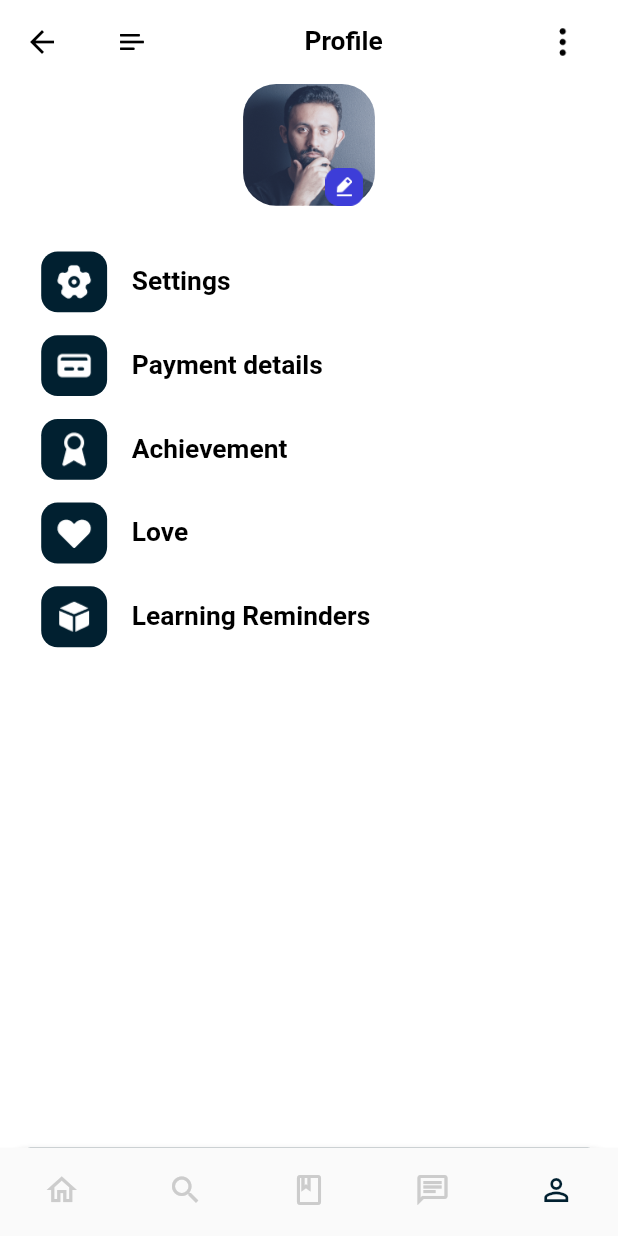
After one commit to uzaircode/bloc_tuto_course_app, a Flutter app: the ApplicationPage screen opened by its route, item 5 of the bottom bar chosen, on a phone screen of 412 x 824 dp. The commit adds this screen. Run offline on Flutter 3.47's test engine with Material 2 defaults, Android fonts, the phone set to English and light mode, and no system bars; our stand-ins replace cloud_firestore, dots_indicator, firebase_auth, firebase_core, flutter_bloc, flutter_screenutil and 2 more; accounts and stored records are empty.

Commit message:
Create UI Profile Pages

```diff
--- a/lib/pages/application/widgets/application_widgets.dart
+++ b/lib/pages/application/widgets/application_widgets.dart
@@ -2,6 +2,7 @@ import 'package:flutter/material.dart';
 import 'package:flutter/widgets.dart';
 import 'package:yt_ulearning/common/values/colors.dart';
 import 'package:yt_ulearning/pages/home/home_page.dart';
+import 'package:yt_ulearning/pages/profile/profile_page.dart';
 
 Widget buildPage(int index) {
   List<Widget> _widget = [
@@ -9,7 +10,7 @@ Widget buildPage(int index) {
     const Center(child: Text("Search")),
     const Center(child: Text("Course")),
     const Center(child: Text("Chat")),
-    const Center(child: Text("Profile")),
+    const ProfilePage(),
   ];
   return _widget[index];
 }
--- a/lib/pages/home/widgets/home_page_widgets.dart
+++ b/lib/pages/home/widgets/home_page_widgets.dart
@@ -19,17 +19,11 @@ AppBar buildAppBar() {
             height: 12.h,
             child: Image.asset("assets/icons/menu.png"),
           ),
-          GestureDetector(
-            child: Container(
-              width: 40.w,
-              height: 40.h,
-              decoration: const BoxDecoration(
-                image: DecorationImage(
-                  image: AssetImage("assets/icons/person.png"),
-                ),
-              ),
-            ),
-          )
+          SizedBox(
+            width: 24.w,
+            height: 24.h,
+            child: Image.asset("assets/icons/person.png"),
+          ),
         ],
       ),
     ),
--- /dev/null
+++ b/lib/pages/profile/profile_page.dart
@@ -0,0 +1,35 @@
+import 'package:flutter/material.dart';
+import 'package:flutter_screenutil/flutter_screenutil.dart';
+import 'package:yt_ulearning/pages/profile/widgets/profile_widgets.dart';
+
+class ProfilePage extends StatefulWidget {
+  const ProfilePage({super.key});
+
+  @override
+  State<ProfilePage> createState() => _ProfilePageState();
+}
+
+class _ProfilePageState extends State<ProfilePage> {
+  @override
+  Widget build(BuildContext context) {
+    return Scaffold(
+      backgroundColor: Colors.white,
+      appBar: buildAppBar(),
+      body: SingleChildScrollView(
+        child: SizedBox(
+          width: MediaQuery.of(context).size.width,
+          child: Column(
+            children: [
+              profileIconAndEditButton(),
+              SizedBox(height: 30.h),
+              Padding(
+                padding: EdgeInsets.only(left: 25.w),
+                child: buildListView(),
+              ),
+            ],
+          ),
+        ),
+      ),
+    );
+  }
+}
--- /dev/null
+++ b/lib/pages/profile/widgets/profile_widgets.dart
@@ -0,0 +1,103 @@
+import 'package:flutter/material.dart';
+import 'package:flutter_screenutil/flutter_screenutil.dart';
+import 'package:yt_ulearning/common/values/colors.dart';
+
+AppBar buildAppBar() {
+  return AppBar(
+    title: Container(
+      margin: EdgeInsets.only(left: 7.w, right: 7.w),
+      child: Row(
+        mainAxisAlignment: MainAxisAlignment.spaceBetween,
+        children: [
+          SizedBox(
+            width: 15.w,
+            height: 12.h,
+            child: Image.asset("assets/icons/menu.png"),
+          ),
+          Text(
+            'Profile',
+            style: TextStyle(
+              color: AppColors.primaryText,
+              fontSize: 16.sp,
+              fontWeight: FontWeight.bold,
+            ),
+          ),
+          SizedBox(
+            width: 24.w,
+            height: 24.h,
+            child: Image.asset("assets/icons/more-vertical.png"),
+          ),
+        ],
+      ),
+    ),
+  );
+}
+
+Widget profileIconAndEditButton() {
+  return Container(
+    alignment: Alignment.bottomRight,
+    padding: EdgeInsets.only(right: 6.w),
+    width: 80.w,
+    height: 80.h,
+    decoration: BoxDecoration(
+      borderRadius: BorderRadius.circular(20.w),
+      image: const DecorationImage(
+        image: AssetImage("assets/icons/headpic.png"),
+        fit: BoxFit.cover,
+      ),
+    ),
+    child: Image(
+      width: 25.w,
+      height: 25.h,
+      image: const AssetImage("assets/icons/edit_3.png"),
+    ),
+  );
+}
+
+var imagesInfo = <String, String>{
+  'Settings': 'settings.png',
+  'Payment details': 'credit-card.png',
+  'Achievement': 'award.png',
+  'Love': 'heart(1).png',
+  'Learning Reminders': 'cube.png',
+};
+
+Widget buildListView() {
+  return Column(
+    children: [
+      ...List.generate(
+        imagesInfo.length,
+        (index) => GestureDetector(
+          onTap: () {},
+          child: Container(
+            margin: EdgeInsets.only(bottom: 15.h),
+            child: Row(
+              children: [
+                Container(
+                  width: 40.w,
+                  height: 40.h,
+                  padding: const EdgeInsets.all(7.0),
+                  decoration: BoxDecoration(
+                    borderRadius: BorderRadius.circular(10.w),
+                    color: AppColors.primaryElement,
+                  ),
+                  child: Image.asset(
+                      "assets/icons/${imagesInfo.values.elementAt(index)}"),
+                ),
+                SizedBox(width: 15.w),
+                Text(
+                  imagesInfo.keys.elementAt(index),
+                  style: TextStyle(
+                    color: AppColors.primaryText,
+                    fontSize: 16.sp,
+                    fontWeight: FontWeight.bold,
+                  ),
+                ),
+              ],
+            ),
+          ),
+        ),
+      ),
+    ],
+  );
+}
```
